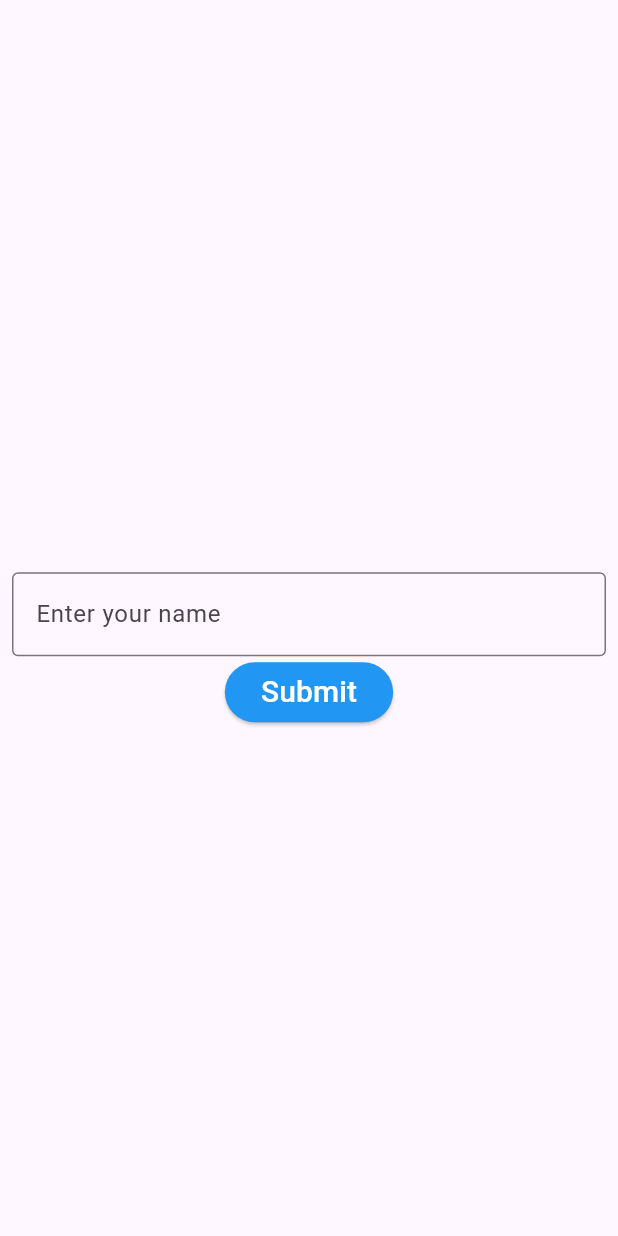
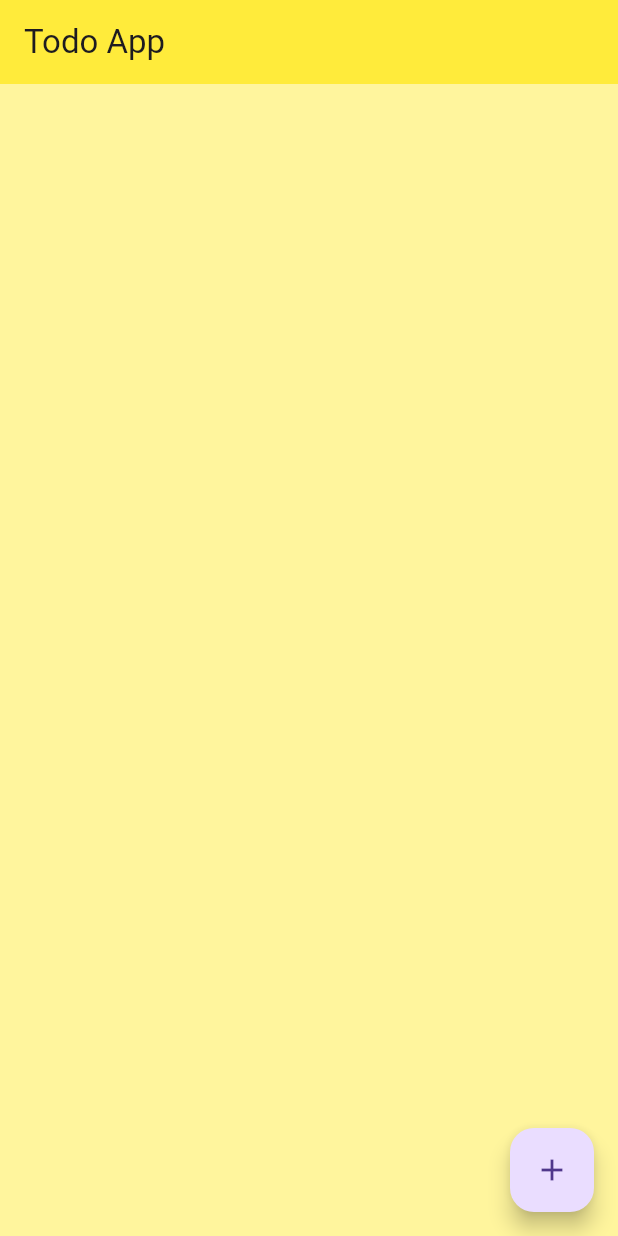
Before and after one commit to mseaman26/flutter-practice, a Flutter app: the screen it shows after launch, on a phone screen of 412 x 824 dp. Run offline on Flutter 3.47's test engine with Material 3 defaults, Android fonts, the phone set to English and light mode, and no system bars; our stand-ins replace flutter_slidable.

Commit message:
todo app without storage

```diff
--- a/lib/main.dart
+++ b/lib/main.dart
@@ -1,7 +1,7 @@
 
 
 import 'package:flutter/material.dart';
-import 'package:flutter_app/pages/todo_page.dart';
+import 'package:flutter_app/pages/HomePage.dart';
 void main(){
   runApp(MyApp());
 }
@@ -14,8 +14,18 @@ class MyApp extends StatelessWidget{
     return MaterialApp(
       debugShowCheckedModeBanner: false,
       title: 'My App',
-      home: TodoPage(),
+      home: HomePage(),
+      theme: ThemeData(
+        primarySwatch: Colors.yellow,
 
+        listTileTheme: const ListTileThemeData(
+          iconColor: Colors.white,
+    ),
+
+        appBarTheme: AppBarTheme(
+          backgroundColor: Colors.yellow,
+        ),
+      ),
     );
   }
 }
--- /dev/null
+++ b/lib/pages/HomePage.dart
@@ -0,0 +1,74 @@
+import 'package:flutter/material.dart';
+import 'package:flutter_app/components/TodoListTile.dart';
+import 'package:flutter_app/components/TodoForm.dart';
+
+class HomePage extends StatefulWidget {
+  const HomePage({Key? key}) : super(key: key);
+
+
+
+  @override
+  State<HomePage> createState() => _HomePageState();
+}
+
+class _HomePageState extends State<HomePage> {
+
+  List todoList = [];
+
+  final _controller = TextEditingController();
+
+  void checkBoxChanged(bool? value, int index){
+    setState(() {
+      todoList[index][1] = !todoList[index][1];
+    });
+  }
+
+  void handleSave(){
+    setState(() {
+      todoList.add([_controller.text, false]);
+      _controller.clear();
+      Navigator.of(context).pop();
+    });
+  }
+
+  void createNewTask(){
+    showDialog(context: context, builder: (context) {
+      return Todoform(
+        controller: _controller,
+        handleCancel: () => Navigator.of(context).pop(),
+        handleSave: handleSave,
+        );
+    });
+  }
+
+  void deleteTask(int index){
+    setState(() {
+      todoList.removeAt(index);
+    });
+  }
+
+  @override
+  Widget build(BuildContext context) {
+    return Scaffold(
+      appBar: AppBar(title: Text('Todo App')),
+      backgroundColor: Colors.yellow[200],
+      floatingActionButton: FloatingActionButton(
+        onPressed: createNewTask,
+        child: Icon(Icons.add),
+      ),
+      body: ListView.builder(
+        itemCount: todoList.length,
+        itemBuilder:(context, index)  {
+          return TodoListTile(
+            taskName: todoList[index][0],
+            taskCompleted: todoList[index][1],
+            onChanged: (value) => checkBoxChanged(value, index),
+            deleteFunction: (context) => deleteTask(index),
+            );
+
+
+          },
+      )
+    );
+  }
+}
--- a/lib/pages/todo_page.dart
+++ /dev/null
@@ -1,51 +0,0 @@
-import 'package:flutter/material.dart';
-
-class TodoPage extends StatefulWidget{
-  const TodoPage({super.key});
-  @override
-  State<TodoPage> createState() => _TodoPageState();
-}
-
-class _TodoPageState extends State<TodoPage>{
-
-  TextEditingController myController = TextEditingController();
-
-  String greetingName = '';
-
-  void greetUser(){
-    setState(() {
-      greetingName = myController.text;
-    });
-  }
-
-  @override
-  Widget build(BuildContext context){
-    return Scaffold(
-      body: Padding(
-        padding: EdgeInsets.all(8.0),
-        child: Center(
-          child: Column(
-            mainAxisAlignment: MainAxisAlignment.center,
-            children: [
-              Text(greetingName.isNotEmpty ? 'Hello $greetingName' : '', style: TextStyle(fontSize: 30, color: Colors.blue),),
-              TextField(
-                controller: myController,
-                decoration: InputDecoration(
-                  hintText: 'Enter your name',
-                  border: OutlineInputBorder()
-                ),
-              ),
-              ElevatedButton(
-                style: ElevatedButton.styleFrom(
-                  backgroundColor: Colors.blue,
-                ),
-                onPressed: greetUser,
-                child: Text('Submit', style: TextStyle(fontSize: 20, color: Colors.white),),
-              )
-            ],
-          ),
-        ),
-      ),
-    );
-  }
-}
--- a/pubspec.yaml
+++ b/pubspec.yaml
@@ -34,6 +34,10 @@ dependencies:
   # The following adds the Cupertino Icons font to your application.
   # Use with the CupertinoIcons class for iOS style icons.
   cupertino_icons: ^1.0.8
+  flutter_slidable: ^3.1.2
+  hive: ^2.2.3
+  hive_flutter: ^1.1.0
+
 
 dev_dependencies:
   flutter_test:
```
Also changed, not shown: lib/components/TodoForm.dart (added, +49 -0 lines), lib/components/TodoFormButton.dart (added, +19 -0 lines), lib/components/TodoListTile.dart (added, +60 -0 lines), lib/pages/first_page.dart (deleted, +0 -50 lines), pubspec.lock, 7 other files.
